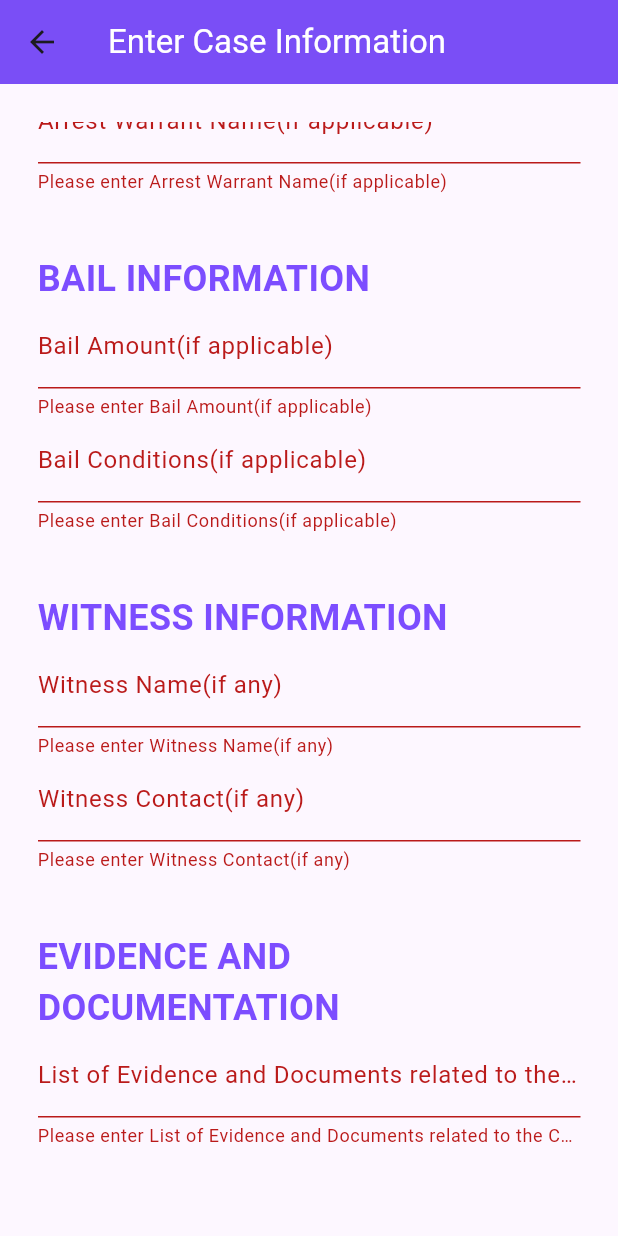
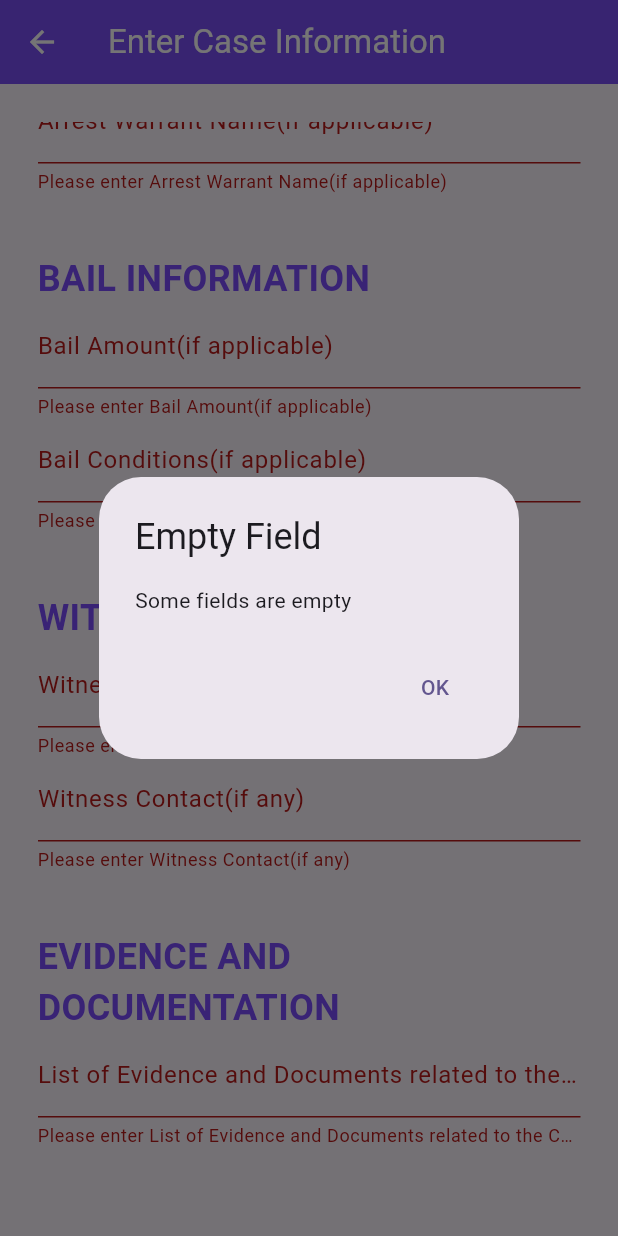
Before and after one commit to kavyaaa-1/sih, a Flutter app: the CaseInfoForm screen opened directly, scrolled down 960 dp, after a tap on "SUBMIT", on a phone screen of 412 x 824 dp. Run offline on Flutter 3.47's test engine with Material 2 defaults, Android fonts, the phone set to English and light mode, and no system bars; our stand-ins replace syncfusion_flutter_gauges; missing offline and left inert: mongo_dart.

Commit message:
Connected add case to backend

```diff
--- /dev/null
+++ b/lib/dbHelper/case_data_model.dart
@@ -0,0 +1,69 @@
+import 'dart:convert';
+
+Case mongoDbFromJson(String str) => Case.fromJson(json.decode(str));
+
+String mongoDbToJson(Case data) => json.encode(data.toJson());
+
+class Case {
+  //ObjectId? id;
+  String case_Id;
+  String case_desc;
+  String type;
+  String loc;
+  DateTime offense_date;
+  String inmate_ID;
+  String prisoner_name;
+  String DOB;
+  String gender;
+  DateTime date_arrest;
+  String arresting_officer;
+  String arrest_loc;
+  List? evidence;
+
+  Case(
+      {required this.case_Id,
+      required this.case_desc,
+      required this.type,
+      required this.loc,
+      required this.offense_date,
+      required this.inmate_ID,
+      required this.prisoner_name,
+      required this.DOB,
+      required this.gender,
+      required this.date_arrest,
+      required this.arresting_officer,
+      required this.arrest_loc,
+      required this.evidence});
+
+  factory Case.fromJson(Map<String, dynamic> json) => Case(
+        case_Id: json['case_Id'],
+        case_desc: json['case_desc'],
+        type: json['type'],
+        loc: json['loc'],
+        offense_date: json['offense_date'],
+        inmate_ID: json['inmate_ID'],
+        prisoner_name: json['prisoner_name'],
+        DOB: json['DOB'],
+        gender: json['gender'],
+        date_arrest: DateTime.parse(json['date_arrest']),
+        arresting_officer: json['arresting_officer'],
+        arrest_loc: json['arrest_loc'],
+        evidence: json['evidence'],
+      );
+
+  Map<String, dynamic> toJson() => {
+        'case_Id': case_Id,
+        'case_desc': case_desc,
+        'type': type,
+        'loc': loc,
+        'offense_date': offense_date,
+        'inmate_ID': inmate_ID,
+        'prisoner_name': prisoner_name,
+        'DOB': DOB,
+        'gender': gender,
+        'date_arrest': date_arrest.toIso8601String(),
+        'arresting_officer': arresting_officer,
+        'arrest_loc': arrest_loc,
+        'evidence': evidence,
+      };
+}
--- a/lib/dbHelper/constant.dart
+++ b/lib/dbHelper/constant.dart
@@ -5,6 +5,7 @@ const USER_COLLECTION = "Family";
 const JUDGE_COLLECTION = "Judge";
 const LAWYER_COLLECTION = "Lawyer";
 const POLICE_COLLECTION = "Police Authority";
+const CASE_COLLECTION = "Case";
 
 // user="Diya";
 // password="diya@mongo";
--- a/lib/screens/add_case.dart
+++ b/lib/screens/add_case.dart
@@ -1,19 +1,8 @@
 import 'package:flutter/material.dart';
-
+import '../dbHelper/case_data_model.dart';
+import '../dbHelper/constant.dart';
+import '../dbHelper/mongodb.dart';
 import 'assign_lawyer.dart';
-
-void main() {
-  runApp(MyApp());
-}
-
-class MyApp extends StatelessWidget {
-  @override
-  Widget build(BuildContext context) {
-    return MaterialApp(
-      home: CaseInfoForm(),
-    );
-  }
-}
 
 class CaseInfoForm extends StatefulWidget {
   @override
@@ -21,17 +10,18 @@ class CaseInfoForm extends StatefulWidget {
 }
 
 class _CaseInfoFormState extends State<CaseInfoForm> {
+  bool isSubmitButtonEnabled = false;
   final GlobalKey<FormState> _formKey = GlobalKey<FormState>();
 
-  DateTime datetime = DateTime(2023, 9, 16, 5, 30);
-  DateTime datetimeoffense = DateTime(2023, 9, 16, 5, 30);
-  DateTime datetimearrest = DateTime(2023, 9, 16, 5, 30);
+  DateTime datetime = DateTime.now();
+  DateTime datetimeoffense = DateTime.now();
+  DateTime datetimearrest = DateTime.now();
 
   // Define variables to store input data
   String prisonerName = '';
   String prisonerDOB = '';
   String prisonerGender = '';
-  int prisonerID = 0;
+  String prisonerID = '';
 
   String offenseType = '';
   String offenseLocation = '';
@@ -50,10 +40,52 @@ class _CaseInfoFormState extends State<CaseInfoForm> {
   String evidenceInfo = '';
   String additionalComments = '';
 
-  void _submitForm() {
+  void _submitForm() async {
     if (_formKey.currentState!.validate()) {
-      // Process and submit the data as needed (e.g., send to a server)
-      // You can access the entered data using the defined variables
+      isSubmitButtonEnabled = true;
+      String case_ID = "123456";
+
+      final data = Case(
+          case_Id: case_ID,
+          case_desc: offenseDesc,
+          type: offenseType,
+          loc: offenseLocation,
+          offense_date: datetimeoffense,
+          inmate_ID: prisonerID,
+          prisoner_name: prisonerName,
+          DOB: prisonerDOB,
+          gender: prisonerGender,
+          date_arrest: datetimearrest,
+          arresting_officer: arrestOfficer,
+          arrest_loc: arrestLoc,
+          evidence: evidenceInfo.split(" ").toList());
+
+      // Insert data into the MongoDB collection
+      await MongoDatabase.db.open();
+      await MongoDatabase.db.collection(CASE_COLLECTION).insert(data.toJson());
+
+      // Close the MongoDB connection
+      await MongoDatabase.db.close();
+
+      // Show a success message or navigate to a success page
+      print('Data inserted successfully.');
+      showDialog(
+        context: context,
+        builder: (BuildContext context) {
+          return AlertDialog(
+            title: Text('Success'),
+            content: Text('The case has been registered successfully'),
+            actions: <Widget>[
+              TextButton(
+                onPressed: () {
+                  Navigator.of(context).pop();
+                },
+                child: Text('OK'),
+              ),
+            ],
+          );
+        },
+      );
 
       // Navigate to the next page or perform any other action
       Navigator.push(
@@ -61,6 +93,25 @@ class _CaseInfoFormState extends State<CaseInfoForm> {
         MaterialPageRoute(
           builder: (context) => CaseConfirmationPage(),
         ),
+      );
+    } else {
+      // Show an error message to the user
+      showDialog(
+        context: context,
+        builder: (BuildContext context) {
+          return AlertDialog(
+            title: Text('Empty Field'),
+            content: Text('Some fields are empty'),
+            actions: <Widget>[
+              TextButton(
+                onPressed: () {
+                  Navigator.of(context).pop();
+                },
+                child: Text('OK'),
+              ),
+            ],
+          );
+        },
       );
     }
   }
@@ -72,6 +123,7 @@ class _CaseInfoFormState extends State<CaseInfoForm> {
     return Scaffold(
       appBar: AppBar(
         backgroundColor: Colors.deepPurpleAccent,
+        foregroundColor: Colors.white,
         title: Text(
           'Enter Case Information',
           style: TextStyle(color: Colors.white),
@@ -128,6 +180,7 @@ class _CaseInfoFormState extends State<CaseInfoForm> {
                     child: ElevatedButton(
                       style: ElevatedButton.styleFrom(
                         backgroundColor: Colors.deepPurpleAccent,
+                        foregroundColor: Colors.white,
                       ),
                       onPressed: () async {
                         final date = await pickDate();
@@ -157,6 +210,7 @@ class _CaseInfoFormState extends State<CaseInfoForm> {
                     child: ElevatedButton(
                       style: ElevatedButton.styleFrom(
                         backgroundColor: Colors.deepPurpleAccent,
+                        foregroundColor: Colors.white,
                       ),
                       onPressed: () async {
                         final time = await pickTime();
@@ -217,6 +271,7 @@ class _CaseInfoFormState extends State<CaseInfoForm> {
                     child: ElevatedButton(
                       style: ElevatedButton.styleFrom(
                         backgroundColor: Colors.deepPurpleAccent,
+                        foregroundColor: Colors.white,
                       ),
                       onPressed: () async {
                         final date = await pickDate();
@@ -246,6 +301,7 @@ class _CaseInfoFormState extends State<CaseInfoForm> {
                     child: ElevatedButton(
                       style: ElevatedButton.styleFrom(
                         backgroundColor: Colors.deepPurpleAccent,
+                        foregroundColor: Colors.white,
                       ),
                       onPressed: () async {
                         final time = await pickTime();
@@ -379,17 +435,3 @@ class _CaseInfoFormState extends State<CaseInfoForm> {
     );
   }
 }
-
-void _submitForm(BuildContext context, GlobalKey<FormState> formKey) {
-  if (formKey.currentState!.validate()) {
-    // Process and submit the data as needed (e.g., send to a server)
-    // You can access the entered data using the defined variables
-
-    // Navigate to the CaseConfirmationPage
-    Navigator.of(context).push(
-      MaterialPageRoute(
-        builder: (context) => CaseConfirmationPage(),
-      ),
-    );
-  }
-}
--- a/lib/screens/family_signin_page.dart
+++ b/lib/screens/family_signin_page.dart
@@ -162,22 +162,29 @@ class _FamilySignPageState extends State<FamilySignPage> {
 
       // Insert data into the MongoDB collection
       await MongoDatabase.familyCollection.insert(family.toJson());
-      // await MongoDatabase.familyCollection.insert({
-      //   'phone': phoneNumber,
-      //   'pswd': password,
-      //   'case_ID': caseID,
-      // });
 
       // Close the MongoDB connection
       await MongoDatabase.db.close();
 
       // Show a success message or navigate to a success page
       print('Data inserted successfully.');
-      ScaffoldMessenger.of(context).showSnackBar(SnackBar(
-        content: Text('Registered Successfully'),
-        duration: Duration(seconds: 3),
-        backgroundColor: Colors.deepPurple,
-      ));
+      showDialog(
+        context: context,
+        builder: (BuildContext context) {
+          return AlertDialog(
+            title: Text('Success'),
+            content: Text('Your registration is successful.'),
+            actions: <Widget>[
+              TextButton(
+                onPressed: () {
+                  Navigator.of(context).pop();
+                },
+                child: Text('OK'),
+              ),
+            ],
+          );
+        },
+      );
     } else {
       // Show an error message to the user
       showDialog(
```
